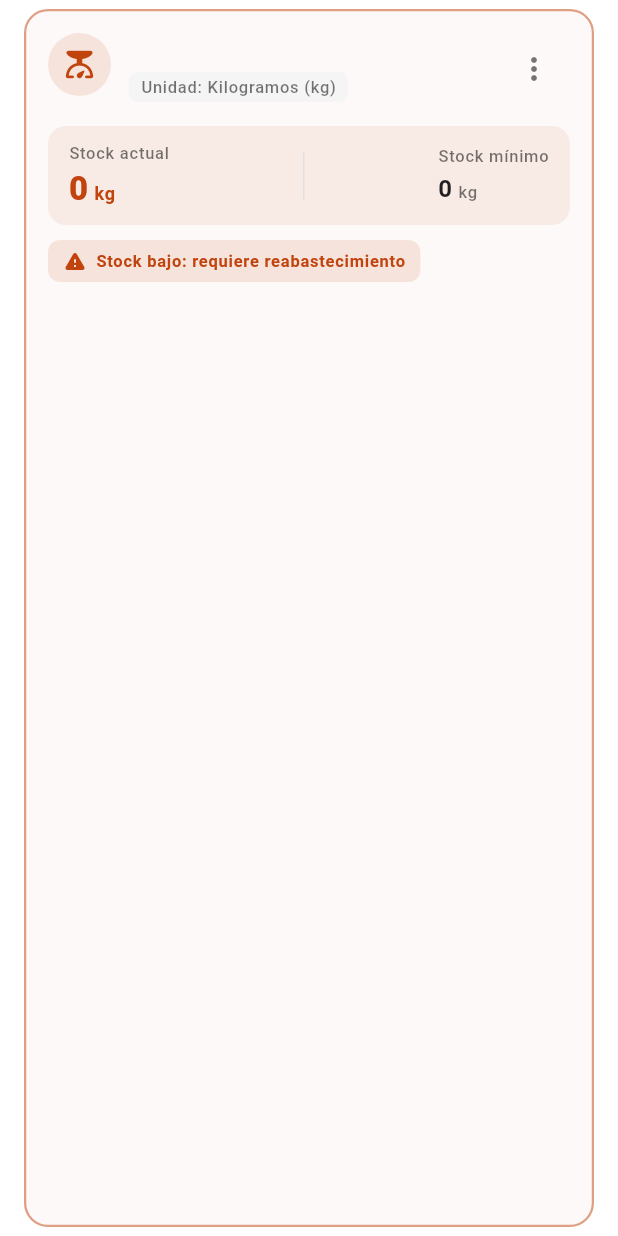
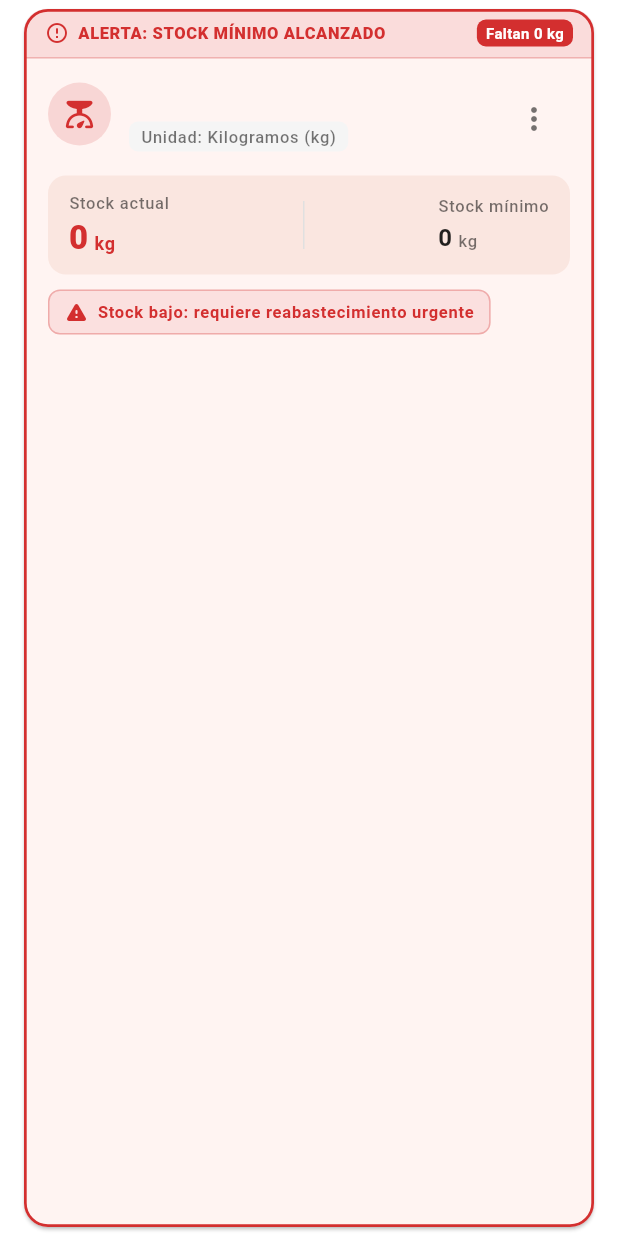
Before and after one commit to Cesax69/Barro_Vivo, a Flutter app: the MateriaPrimaCard widget shown alone on an empty page, opened directly with empty values, on a phone screen of 412 x 824 dp. Run offline on Flutter 3.47's test engine with Material 3 defaults, Android fonts, the phone set to English and light mode, and no system bars; our stand-ins replace go_router, supabase_flutter; accounts and stored records are empty.

Commit message:
feat(HU-04): implementar alertas reactivas de stock mínimo e indicadores visuales en inventario
- Evalúa reactivamente stockActual vs stockMinimo en MateriaPrima y ViewModel
- Expone getters para conteo y filtrado de alertas (totalAlertasStock, tieneAlertasStock, insumosConStockBajo)
- Agrega componente visual de resumen ResumenAlertasBanner con badge y filtro interactivo
- Resalta en rojo insumos en stock crítico en MateriaPrimaCard con cálculo de déficit
- Agrega badge numérico de alertas en AppBar de InventarioScreen
- Cubre casos de prueba unitarios para HU-04 en inventario_viewmodel_test.dart

```diff
--- a/lib/features/inventario/models/materia_prima.dart
+++ b/lib/features/inventario/models/materia_prima.dart
@@ -60,6 +60,12 @@ class MateriaPrima {
 
   /// Indica si el stock actual está por debajo o igual al stock mínimo.
   bool get stockBajo => stockActual <= stockMinimo;
+
+  /// Alias descriptivo para indicar si el insumo está en o por debajo del stock mínimo (HU-04).
+  bool get estaEnStockMinimo => stockBajo;
+
+  /// Cantidad faltante para alcanzar el stock mínimo requerido.
+  double get deficitStock => stockBajo ? (stockMinimo - stockActual) : 0.0;
 
   /// Crea una instancia a partir del mapa JSON devuelto por Supabase.
   factory MateriaPrima.fromJson(Map<String, dynamic> json) {
--- a/lib/features/inventario/viewmodels/inventario_viewmodel.dart
+++ b/lib/features/inventario/viewmodels/inventario_viewmodel.dart
@@ -50,9 +50,47 @@ class InventarioViewModel extends ChangeNotifier {
   bool get hasError => _errorMessage != null;
   int get totalInsumos => _insumos.length;
 
+  // ── Alertas de Stock Mínimo (HU-04) ──────────────────────────────────────────
+
   /// Retorna los insumos cuyo stock está en o por debajo del stock mínimo.
   List<MateriaPrima> get insumosConStockBajo =>
       _insumos.where((i) => i.stockBajo).toList();
+
+  /// Alias semántico para obtener materias primas con alertas activas (HU-04).
+  List<MateriaPrima> get materiasPrimasEnAlerta => insumosConStockBajo;
+
+  /// Contador numérico total de alertas activas por stock mínimo (HU-04).
+  int get totalAlertasStock => insumosConStockBajo.length;
+
+  /// Indica si existe al menos una alerta activa de stock mínimo (HU-04).
+  bool get tieneAlertasStock => totalAlertasStock > 0;
+
+  /// Determina si una materia prima específica se encuentra en estado de alerta (HU-04).
+  bool esInsumoEnAlerta(MateriaPrima insumo) => insumo.stockBajo;
+
+  // ── Filtro de Vista (HU-04) ──────────────────────────────────────────────────
+  bool _filtrarSoloAlertas = false;
+
+  /// Indica si actualmente se están filtrando únicamente insumos en alerta.
+  bool get filtrarSoloAlertas => _filtrarSoloAlertas;
+
+  /// Lista de insumos a desplegar en la vista aplicando el filtro si está activo.
+  List<MateriaPrima> get insumosVisibles =>
+      _filtrarSoloAlertas ? insumosConStockBajo : insumos;
+
+  /// Alterna el filtro para visualizar únicamente materias primas en alerta.
+  void toggleFiltroSoloAlertas() {
+    _filtrarSoloAlertas = !_filtrarSoloAlertas;
+    notifyListeners();
+  }
+
+  /// Establece explícitamente el filtro de alertas.
+  void setFiltroSoloAlertas(bool soloAlertas) {
+    if (_filtrarSoloAlertas != soloAlertas) {
+      _filtrarSoloAlertas = soloAlertas;
+      notifyListeners();
+    }
+  }
 
   // ── Operaciones de negocio ──────────────────────────────────────────────────
 
--- a/lib/features/inventario/views/widgets/materia_prima_card.dart
+++ b/lib/features/inventario/views/widgets/materia_prima_card.dart
@@ -29,23 +29,76 @@ class MateriaPrimaCard extends StatelessWidget {
     final theme = Theme.of(context);
     final textTheme = theme.textTheme;
     final esBajo = materiaPrima.stockBajo;
+    const colorAlertaRojo = Color(0xFFD32F2F);
+    const colorAlertaFondo = Color(0xFFFFF4F2);
 
     return Card(
-      elevation: 0,
+      elevation: esBajo ? 1 : 0,
       margin: const EdgeInsets.symmetric(horizontal: 16, vertical: 6),
       shape: RoundedRectangleBorder(
         borderRadius: BorderRadius.circular(16),
         side: BorderSide(
           color: esBajo
-              ? AppColors.terracotta.withValues(alpha: 0.5)
+              ? colorAlertaRojo
               : Colors.grey.shade200,
-          width: esBajo ? 1.5 : 1,
+          width: esBajo ? 1.8 : 1,
         ),
       ),
-      color: esBajo
-          ? AppColors.terracotta.withValues(alpha: 0.03)
-          : AppColors.surface,
-      child: Padding(
+      color: esBajo ? colorAlertaFondo : AppColors.surface,
+      child: Column(
+        crossAxisAlignment: CrossAxisAlignment.start,
+        children: [
+          // Banner superior destacado en rojo si está en o por debajo del stock mínimo (HU-04)
+          if (esBajo)
+            Container(
+              padding: const EdgeInsets.symmetric(horizontal: 14, vertical: 7),
+              decoration: BoxDecoration(
+                color: colorAlertaRojo.withValues(alpha: 0.12),
+                borderRadius: const BorderRadius.vertical(top: Radius.circular(15)),
+                border: Border(
+                  bottom: BorderSide(
+                    color: colorAlertaRojo.withValues(alpha: 0.25),
+                  ),
+                ),
+              ),
+              child: Row(
+                children: [
+                  const Icon(
+                    Icons.error_outline_rounded,
+                    size: 16,
+                    color: colorAlertaRojo,
+                  ),
+                  const SizedBox(width: 6),
+                  const Text(
+                    'ALERTA: STOCK MÍNIMO ALCANZADO',
+                    style: TextStyle(
+                      color: colorAlertaRojo,
+                      fontSize: 11,
+                      fontWeight: FontWeight.w800,
+                      letterSpacing: 0.4,
+                    ),
+                  ),
+                  const Spacer(),
+                  Container(
+                    padding: const EdgeInsets.symmetric(horizontal: 6, vertical: 2),
+                    decoration: BoxDecoration(
+                      color: colorAlertaRojo,
+                      borderRadius: BorderRadius.circular(6),
+                    ),
+                    child: Text(
+                      'Faltan ${_formatearNumero(materiaPrima.deficitStock)} ${materiaPrima.unidad.codigo}',
+                      style: const TextStyle(
+                        color: Colors.white,
+                        fontSize: 10,
+                        fontWeight: FontWeight.w700,
+                      ),
+                    ),
+                  ),
+                ],
+              ),
+            ),
+
+          Padding(
             padding: const EdgeInsets.all(16),
             child: Column(
               crossAxisAlignment: CrossAxisAlignment.start,
@@ -54,12 +107,12 @@ class MateriaPrimaCard extends StatelessWidget {
                 Row(
                   crossAxisAlignment: CrossAxisAlignment.start,
                   children: [
-                // Ícono de categoría
+                    // Ícono de categoría con marcado en rojo si está en alerta
                     Container(
                       padding: const EdgeInsets.all(10),
                       decoration: BoxDecoration(
                         color: esBajo
-                        ? AppColors.terracotta.withValues(alpha: 0.12)
+                            ? colorAlertaRojo.withValues(alpha: 0.15)
                             : AppColors.cobaltBlue.withValues(alpha: 0.1),
                         shape: BoxShape.circle,
                       ),
@@ -67,7 +120,7 @@ class MateriaPrimaCard extends StatelessWidget {
                         materiaPrima.unidad == UnidadMedida.kg
                             ? Icons.scale_rounded
                             : Icons.opacity_rounded,
-                    color: esBajo ? AppColors.terracotta : AppColors.cobaltBlue,
+                        color: esBajo ? colorAlertaRojo : AppColors.cobaltBlue,
                         size: 22,
                       ),
                     ),
@@ -171,7 +224,7 @@ class MateriaPrimaCard extends StatelessWidget {
                             _formatearNumero(materiaPrima.stockActual),
                             style: textTheme.titleLarge?.copyWith(
                               fontWeight: FontWeight.w800,
-                              color: esBajo ? AppColors.terracotta : AppColors.cobaltBlue,
+                              color: esBajo ? colorAlertaRojo : AppColors.cobaltBlue,
                             ),
                           ),
                           const SizedBox(width: 4),
@@ -179,7 +232,7 @@ class MateriaPrimaCard extends StatelessWidget {
                             materiaPrima.unidad.codigo,
                             style: textTheme.labelMedium?.copyWith(
                               fontWeight: FontWeight.w600,
-                              color: esBajo ? AppColors.terracotta : AppColors.cobaltBlue,
+                              color: esBajo ? colorAlertaRojo : AppColors.cobaltBlue,
                             ),
                           ),
                         ],
@@ -235,8 +288,12 @@ class MateriaPrimaCard extends StatelessWidget {
               Container(
                 padding: const EdgeInsets.symmetric(horizontal: 10, vertical: 6),
                 decoration: BoxDecoration(
-                  color: AppColors.terracotta.withValues(alpha: 0.12),
+                  color: colorAlertaRojo.withValues(alpha: 0.1),
                   borderRadius: BorderRadius.circular(8),
+                  border: Border.all(
+                    color: colorAlertaRojo.withValues(alpha: 0.3),
+                    width: 1,
+                  ),
                 ),
                 child: Row(
                   mainAxisSize: MainAxisSize.min,
@@ -244,13 +301,13 @@ class MateriaPrimaCard extends StatelessWidget {
                     const Icon(
                       Icons.warning_rounded,
                       size: 16,
-                      color: AppColors.terracotta,
+                      color: colorAlertaRojo,
                     ),
                     const SizedBox(width: 6),
                     Text(
-                      'Stock bajo: requiere reabastecimiento',
+                      'Stock bajo: requiere reabastecimiento urgente',
                       style: textTheme.labelSmall?.copyWith(
-                        color: AppColors.terracotta,
+                        color: colorAlertaRojo,
                         fontWeight: FontWeight.w700,
                       ),
                     ),
@@ -261,6 +318,8 @@ class MateriaPrimaCard extends StatelessWidget {
           ],
         ),
       ),
+    ],
+  ),
 );
   }
 }
```
Also changed, not shown: lib/features/inventario/views/inventario_screen.dart (+62 -39 lines), lib/features/inventario/views/widgets/resumen_alertas_banner.dart (added, +229 -0 lines), 1 other file. Lines whose indentation alone changed are shown as unchanged.
